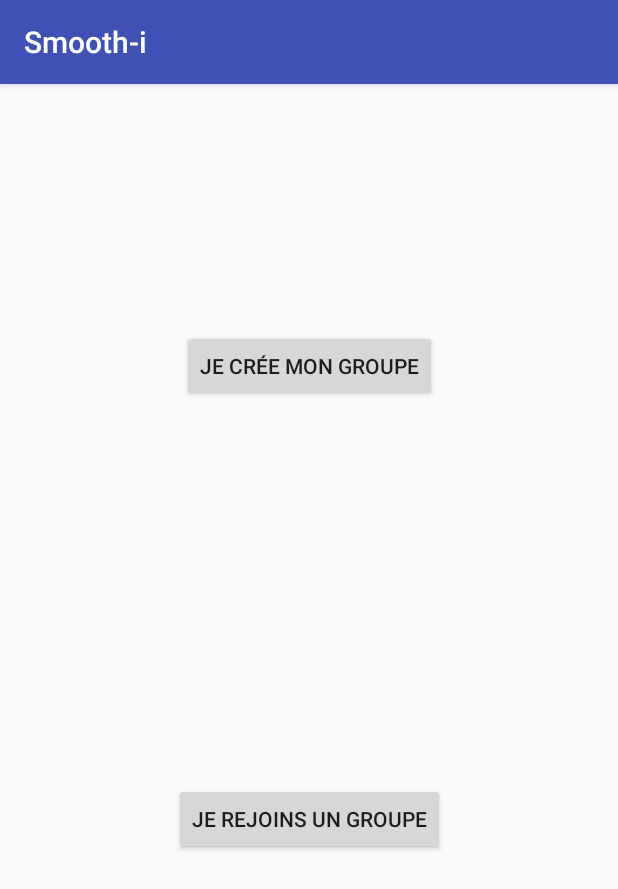
After one commit to Arthlec/MeloMix, an Android app: the ChooseGroupActivity screen opened directly, with no data from a screen before it, on a phone screen of 412 x 824 dp. The commit adds this screen. Shown: the top 889 px of the screen. Run offline under Robolectric (Android 15) with nearby library versions, the phone set to English and light mode, and no system bars.

Commit message:
Nouvelles activités créées

```diff
--- a/app/src/main/AndroidManifest.xml
+++ b/app/src/main/AndroidManifest.xml
@@ -49,6 +49,9 @@
         <activity
             android:name="com.spotify.sdk.android.authentication.LoginActivity"
             android:theme="@android:style/Theme.Translucent.NoTitleBar" />
+        <activity android:name=".HostGroupActivity"/>
+        <activity android:name=".ChooseGroupActivity"/>
+        <activity android:name=".SearchForGroupActivity"/>
     </application>
 
 </manifest>
--- /dev/null
+++ b/app/src/main/java/projet_e3/esiee/com/projet_e3/ChooseGroupActivity.java
@@ -0,0 +1,34 @@
+package projet_e3.esiee.com.projet_e3;
+
+import android.content.Intent;
+import android.os.Bundle;
+import android.support.v7.app.AppCompatActivity;
+import android.view.View;
+import android.widget.Button;
+
+public class ChooseGroupActivity extends AppCompatActivity {
+
+    @Override
+    protected void onCreate(Bundle savedInstanceState) {
+        super.onCreate(savedInstanceState);
+        setContentView(R.layout.choosegroup_activity);
+
+        Button buttonDJ = findViewById(R.id.DJ_button);
+        buttonDJ.setOnClickListener(new View.OnClickListener(){
+            @Override
+            public void onClick(View v) {
+                Intent intent = new Intent(ChooseGroupActivity.this, HostGroupActivity.class);
+                startActivity(intent);
+            }
+        });
+
+        Button buttonSearchForGroup = findViewById(R.id.searchforgroup_button);
+        buttonSearchForGroup.setOnClickListener(new View.OnClickListener(){
+            @Override
+            public void onClick(View v) {
+                Intent intent = new Intent(ChooseGroupActivity.this, SearchForGroupActivity.class);
+                startActivity(intent);
+            }
+        });
+    }
+}
--- /dev/null
+++ b/app/src/main/res/layout/choosegroup_activity.xml
@@ -0,0 +1,29 @@
+<?xml version="1.0" encoding="utf-8"?>
+<android.support.constraint.ConstraintLayout xmlns:android="http://schemas.android.com/apk/res/android"
+    xmlns:app="http://schemas.android.com/apk/res-auto"
+    xmlns:tools="http://schemas.android.com/tools"
+    android:layout_width="match_parent"
+    android:layout_height="match_parent">
+
+    <Button
+        android:id="@+id/DJ_button"
+        android:layout_width="wrap_content"
+        android:layout_height="wrap_content"
+        android:text="@string/je_cr_e_mon_groupe"
+        app:layout_constraintBottom_toBottomOf="parent"
+        app:layout_constraintEnd_toEndOf="parent"
+        app:layout_constraintStart_toStartOf="parent"
+        app:layout_constraintTop_toTopOf="parent"
+        app:layout_constraintVertical_bias="0.228" />
+
+    <Button
+        android:id="@+id/searchforgroup_button"
+        android:layout_width="wrap_content"
+        android:layout_height="wrap_content"
+        android:text="@string/je_rejoins_un_groupe"
+        app:layout_constraintBottom_toBottomOf="parent"
+        app:layout_constraintEnd_toEndOf="parent"
+        app:layout_constraintHorizontal_bias="0.5"
+        app:layout_constraintStart_toStartOf="parent"
+        app:layout_constraintTop_toBottomOf="@+id/DJ_button" />
+</android.support.constraint.ConstraintLayout>
--- a/app/src/main/res/values/strings.xml
+++ b/app/src/main/res/values/strings.xml
@@ -2,4 +2,6 @@
     <string name="app_name">Smooth-i</string>
     <string name="pseudo">Pseudo</string>
     <string name="enter">Enter</string>
+    <string name="je_cr_e_mon_groupe">Je crée mon groupe</string>
+    <string name="je_rejoins_un_groupe">Je rejoins un groupe</string>
 </resources>
```
Also changed, not shown: app/src/main/java/projet_e3/esiee/com/projet_e3/HostGroupActivity.java (added, +29 -0 lines), app/src/main/java/projet_e3/esiee/com/projet_e3/LogActivity.java (+9 -0 lines), app/src/main/java/projet_e3/esiee/com/projet_e3/SearchForGroupActivity.java (added, +29 -0 lines), app/src/main/res/layout/hostgroup_activity.xml (added, +17 -0 lines), app/src/main/res/layout/log_activity.xml (+11 -0 lines), app/src/main/res/layout/searchforgroup_activity.xml (added, +17 -0 lines).
